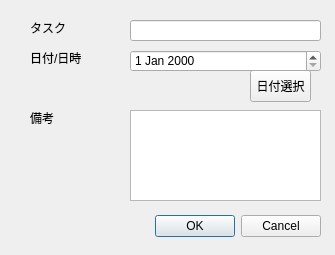
y0under/y0_todo, file dialog/todoitemediter.ui: the form before one commit.
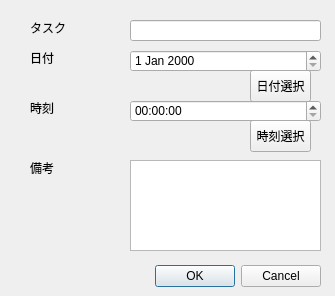
The form after the commit.

Commit message: update: add setting for time

Patch:
```diff
--- a/dialog/todoitemediter.ui
+++ b/dialog/todoitemediter.ui
@@ -7,7 +7,7 @@
     <x>0</x>
     <y>0</y>
     <width>335</width>
-    <height>255</height>
+    <height>296</height>
    </rect>
   </property>
   <property name="windowTitle">
@@ -17,7 +17,7 @@
    <property name="geometry">
     <rect>
      <x>90</x>
-     <y>210</y>
+     <y>260</y>
      <width>231</width>
      <height>32</height>
     </rect>
@@ -43,7 +43,7 @@
    <property name="geometry">
     <rect>
      <x>130</x>
-     <y>110</y>
+     <y>160</y>
      <width>191</width>
      <height>91</height>
     </rect>
@@ -72,14 +72,14 @@
     </rect>
    </property>
    <property name="text">
-    <string>日付/日時</string>
+    <string>日付</string>
    </property>
   </widget>
   <widget class="QLabel" name="remarks_label">
    <property name="geometry">
     <rect>
      <x>30</x>
-     <y>110</y>
+     <y>160</y>
      <width>58</width>
      <height>16</height>
     </rect>
@@ -111,6 +111,42 @@
     </rect>
    </property>
   </widget>
+  <widget class="QPushButton" name="select_time_button">
+   <property name="geometry">
+    <rect>
+     <x>250</x>
+     <y>120</y>
+     <width>61</width>
+     <height>32</height>
+    </rect>
+   </property>
+   <property name="text">
+    <string>時刻選択</string>
+   </property>
+  </widget>
+  <widget class="QTimeEdit" name="time_edit">
+   <property name="geometry">
+    <rect>
+     <x>130</x>
+     <y>100</y>
+     <width>191</width>
+     <height>22</height>
+    </rect>
+   </property>
+  </widget>
+  <widget class="QLabel" name="time_label">
+   <property name="geometry">
+    <rect>
+     <x>30</x>
+     <y>100</y>
+     <width>58</width>
+     <height>16</height>
+    </rect>
+   </property>
+   <property name="text">
+    <string>時刻</string>
+   </property>
+  </widget>
  </widget>
  <resources/>
  <connections>
```
Left out of the diff: 2 changed lines with no effect on the pictures. The commit also changes 1 other file.
